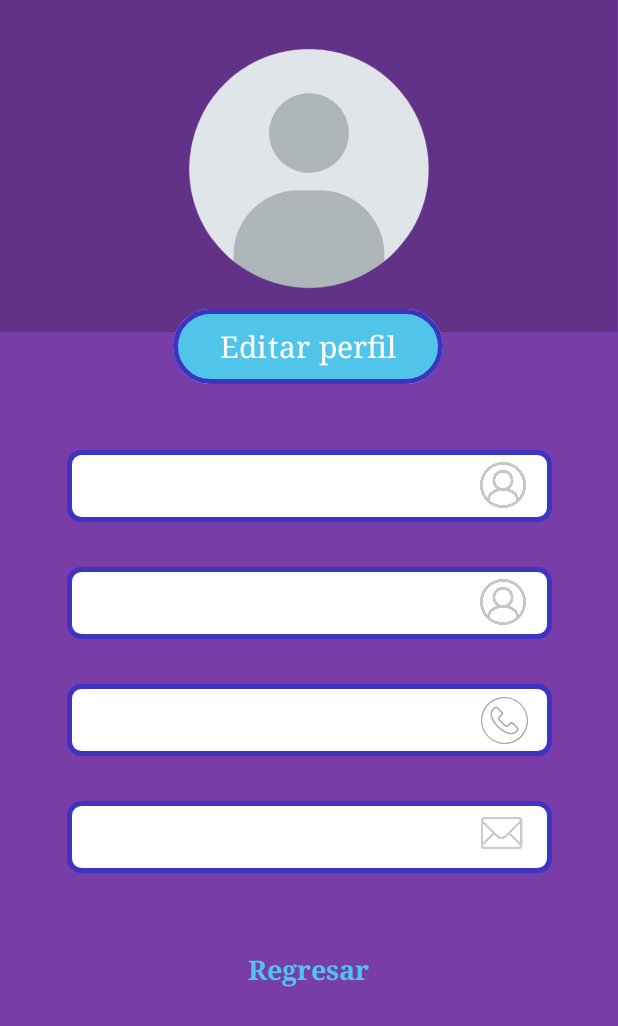
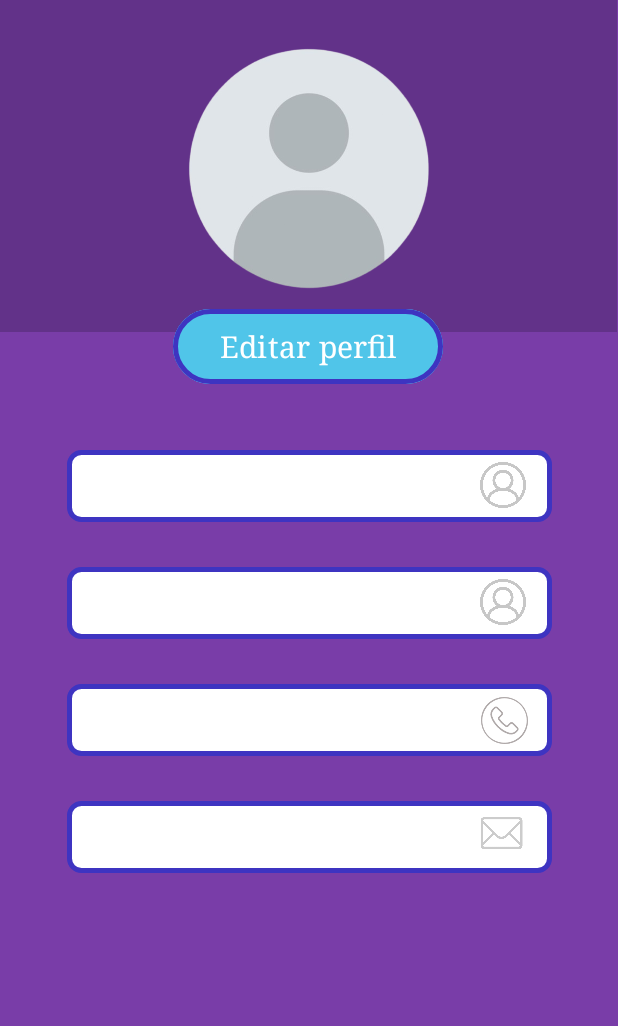
Before and after one commit to marianaaam/Desarrollo-de-Aplicaciones-M-viles, an Android app: the ProfileActivity screen opened directly, with no data from a screen before it, after a tap on "Editar perfil", on a phone screen of 412 x 824 dp. Shown: the top 1026 px of the screen. Run offline under Robolectric (Android 15) with nearby library versions, the phone set to English and light mode, and no system bars; Roboto replaces fonts that are not available here.

Commit message:
Cambios en general

```diff
--- a/app/src/main/java/com/example/lifesync/LoginActivity.kt
+++ b/app/src/main/java/com/example/lifesync/LoginActivity.kt
@@ -37,7 +37,6 @@ class LoginActivity : AppCompatActivity () {
 
             if (validarCampos(email, password)) {
                 if (verificarCredenciales(email, password)) {
-                    // Redirigir al perfil
                     val intent = Intent(this, ProfileActivity::class.java)
                     startActivity(intent)
                     finish()
@@ -51,11 +50,11 @@ class LoginActivity : AppCompatActivity () {
         textRegister.setOnClickListener {
             val intent = Intent(this, RegisterActivity::class.java)
             startActivity(intent)
-            finish()
         }
 
         textRcontrasena.setOnClickListener{
             val intent = Intent(this, RecoverPasswordActivity::class.java)
+            startActivity(intent)
         }
     }
 
--- a/app/src/main/java/com/example/lifesync/ProfileActivity.kt
+++ b/app/src/main/java/com/example/lifesync/ProfileActivity.kt
@@ -9,13 +9,13 @@ import androidx.appcompat.app.AppCompatActivity
 
 class ProfileActivity : AppCompatActivity() {
 
-    private lateinit var editTextNombres : EditText
-    private lateinit var editTextApellidos : EditText
+    private lateinit var editTextNombres: EditText
+    private lateinit var editTextApellidos: EditText
     private lateinit var editTextCorreo: EditText
     private lateinit var editTextTelefono: EditText
     private lateinit var buttonEditProfile: Button
 
-    private lateinit var sharedPreferences : SharedPreferences
+    private lateinit var sharedPreferences: SharedPreferences
 
     override fun onCreate(savedInstanceState: Bundle?) {
         super.onCreate(savedInstanceState)
@@ -27,35 +27,40 @@ class ProfileActivity : AppCompatActivity() {
         editTextCorreo = findViewById(R.id.et_email)
         buttonEditProfile = findViewById(R.id.b_editProfile)
 
-        sharedPreferences = getSharedPreferences("user_data", MODE_PRIVATE)
+        // Inicializar SharedPreferences
+        sharedPreferences = getSharedPreferences("UserData", MODE_PRIVATE)
 
-        loadProfileData()
+        // Cargar los datos del usuario desde SharedPreferences
+        loadUserData()
+
+        // Configurar el botón para editar el perfil
         buttonEditProfile.setOnClickListener {
-            saveProfileData()
+            saveUserData()
         }
     }
 
-    private fun loadProfileData() {
-        // Recuperar los datos de SharedPreferences
+    private fun loadUserData() {
+        // Recuperar los datos del usuario desde SharedPreferences
         val nombres = sharedPreferences.getString("nombres", "")
         val apellidos = sharedPreferences.getString("apellidos", "")
         val correo = sharedPreferences.getString("correo", "")
         val telefono = sharedPreferences.getString("telefono", "")
 
-
+        // Mostrar los datos en los EditText
         editTextNombres.setText(nombres)
         editTextApellidos.setText(apellidos)
         editTextCorreo.setText(correo)
         editTextTelefono.setText(telefono)
     }
 
-    private fun saveProfileData() {
-
+    private fun saveUserData() {
+        // Obtener los valores actuales de los EditText
         val nombres = editTextNombres.text.toString()
         val apellidos = editTextApellidos.text.toString()
         val correo = editTextCorreo.text.toString()
         val telefono = editTextTelefono.text.toString()
 
+        // Guardar los datos en SharedPreferences
         val editor = sharedPreferences.edit()
         editor.putString("nombres", nombres)
         editor.putString("apellidos", apellidos)
@@ -63,6 +68,7 @@ class ProfileActivity : AppCompatActivity() {
         editor.putString("telefono", telefono)
         editor.apply()
 
-        Toast.makeText(this, "Perfil actualizado con éxito", Toast.LENGTH_SHORT).show()
+        // Mostrar un mensaje de confirmación
+        Toast.makeText(this, "Perfil actualizado", Toast.LENGTH_SHORT).show()
     }
 }
--- a/app/src/main/res/layout/activity_login.xml
+++ b/app/src/main/res/layout/activity_login.xml
@@ -55,7 +55,7 @@
         android:layout_marginTop="28dp"
         android:layout_marginEnd="24dp"
         android:ems="10"
-        android:inputType="text"
+        android:inputType="textPassword"
         app:layout_constraintEnd_toEndOf="parent"
         app:layout_constraintTop_toBottomOf="@+id/et_usuario" />
 
--- a/app/src/main/res/layout/activity_profile.xml
+++ b/app/src/main/res/layout/activity_profile.xml
@@ -130,20 +130,5 @@
         app:layout_constraintEnd_toEndOf="@+id/et_email"
         app:srcCompat="@drawable/ic_email" />
 
-    <TextView
-        android:id="@+id/tv_return"
-        android:layout_width="wrap_content"
-        android:layout_height="wrap_content"
-        android:layout_marginTop="52dp"
-        android:fontFamily="serif"
-        android:text="@string/Return"
-        android:textColor="@color/turquoise"
-        android:textSize="18sp"
-        android:textStyle="bold"
-        app:layout_constraintEnd_toEndOf="parent"
-        app:layout_constraintHorizontal_bias="0.498"
-        app:layout_constraintStart_toStartOf="parent"
-        app:layout_constraintTop_toBottomOf="@+id/et_email" />
-
 
 </androidx.constraintlayout.widget.ConstraintLayout>
```
Also changed, not shown: app/src/main/res/layout/activity_register.xml (+9 -7 lines).
